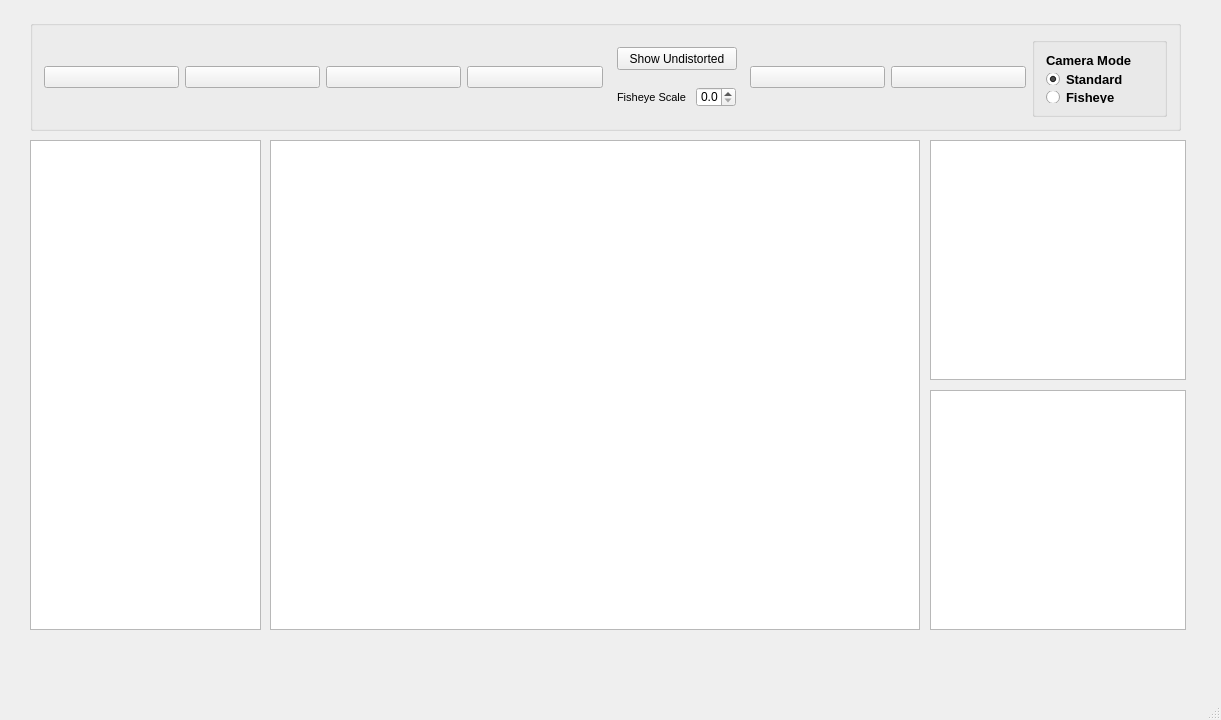
Qt form CalibrationTool/CalibrationTool.ui (Qfccse/CalibrationTool) before a commit.
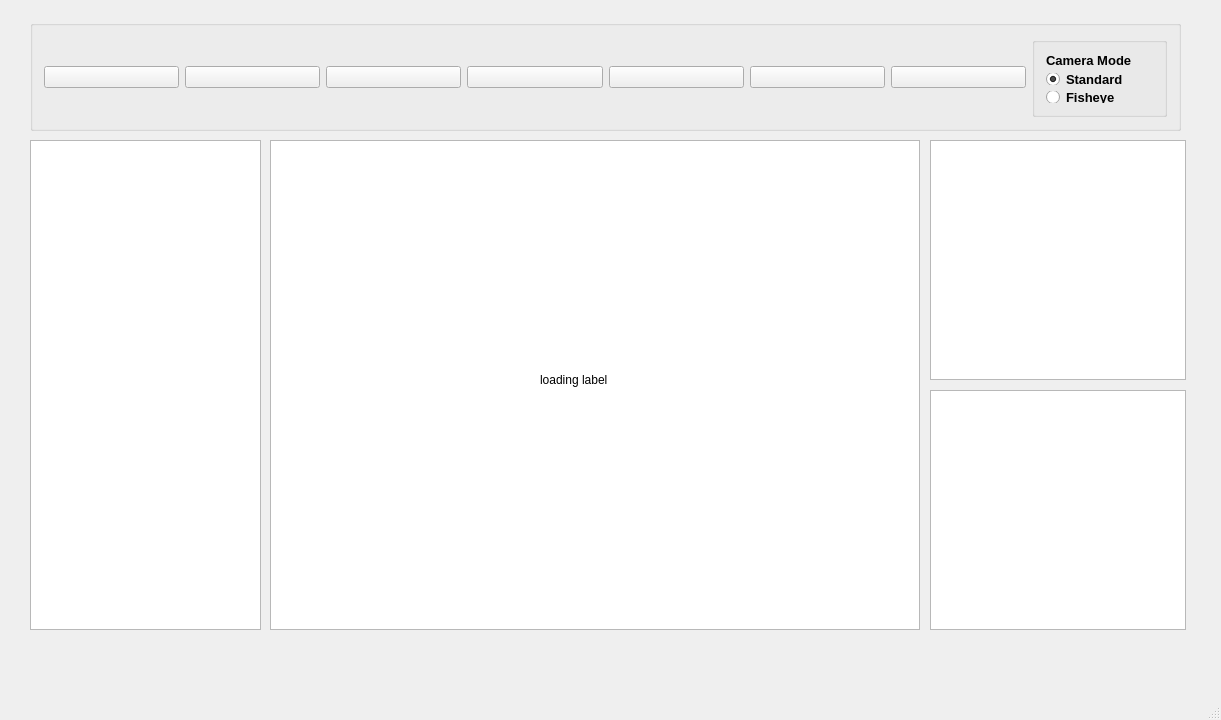
The same form after that commit. Icons and pictures are not drawn.

Commit message: changeShowUndistorted has problem

Diff of the .ui file:
```diff
--- a/CalibrationTool/CalibrationTool.ui
+++ b/CalibrationTool/CalibrationTool.ui
@@ -185,55 +185,6 @@
        </property>
       </widget>
      </item>
-     <item>
-      <widget class="QWidget" name="widget" native="true">
-       <widget class="QPushButton" name="showUndistorted">
-        <property name="geometry">
-         <rect>
-          <x>8</x>
-          <y>10</y>
-          <width>120</width>
-          <height>23</height>
-         </rect>
-        </property>
-        <property name="text">
-         <string>Show Undistorted</string>
-        </property>
-       </widget>
-       <widget class="QDoubleSpinBox" name="fishEyeScale">
-        <property name="geometry">
-         <rect>
-          <x>87</x>
-          <y>50</y>
-          <width>40</width>
-          <height>20</height>
-         </rect>
-        </property>
-        <property name="decimals">
-         <number>1</number>
-        </property>
-       </widget>
-       <widget class="QLabel" name="fishEyeScaleLabel">
-        <property name="geometry">
-         <rect>
-          <x>8</x>
-          <y>50</y>
-          <width>75</width>
-          <height>20</height>
-         </rect>
-        </property>
-        <property name="font">
-         <font>
-          <family>Arial</family>
-          <pointsize>8</pointsize>
-         </font>
-        </property>
-        <property name="text">
-         <string>Fisheye Scale</string>
-        </property>
-       </widget>
-      </widget>
-     </item>
      <item>
       <widget class="QPushButton" name="takePic">
        <property name="toolTip">
@@ -254,6 +205,32 @@
        </property>
       </widget>
      </item>
+     <item>
+      <widget class="QPushButton" name="changePicMode">
+       <property name="toolTip">
+        <string>change the picture mode</string>
+       </property>
+       <property name="text">
+        <string/>
+       </property>
+       <property name="icon">
+        <iconset resource="CalibrationTool.qrc">
+         <normaloff>:/picture/picture/undistortedChess.png</normaloff>
+         <normalon>:/picture/picture/distortedChess.png</normalon>
+         <activeon>:/picture/picture/distortedChess.png</activeon>
+         <selectedon>:/picture/picture/distortedChess.png</selectedon>:/picture/picture/undistortedChess.png</iconset>
+       </property>
+       <property name="iconSize">
+        <size>
+         <width>60</width>
+         <height>60</height>
+        </size>
+       </property>
+       <property name="checkable">
+        <bool>false</bool>
+       </property>
+      </widget>
+     </item>
      <item>
       <widget class="QPushButton" name="Export">
        <property name="toolTip">
@@ -272,6 +249,9 @@
          <height>60</height>
         </size>
        </property>
+       <property name="checkable">
+        <bool>false</bool>
+       </property>
       </widget>
      </item>
      <item>
@@ -314,6 +294,19 @@
      </item>
     </layout>
    </widget>
+   <widget class="QLabel" name="loadingLabel">
+    <property name="geometry">
+     <rect>
+      <x>540</x>
+      <y>330</y>
+      <width>100</width>
+      <height>100</height>
+     </rect>
+    </property>
+    <property name="text">
+     <string>loading label</string>
+    </property>
+   </widget>
   </widget>
   <widget class="QStatusBar" name="statusBar"/>
  </widget>
```
The commit also changes 7 other files.
